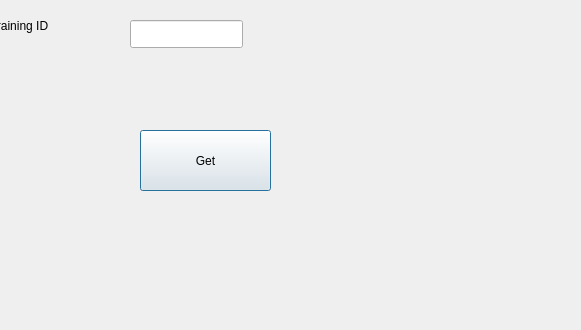
First picture: the form in gettraining.ui, repository YousefKaram5824/Project, before the edit; both pictures show x 100 to 681 and y 270 to 600 of the 800 by 600 pixel window.
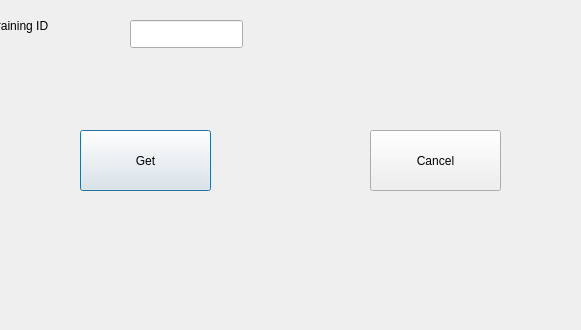
Second picture: the form after the edit. Icons and pictures are not drawn.

Patch:
```diff
--- a/gettraining.ui
+++ b/gettraining.ui
@@ -55,7 +55,7 @@
    <widget class="QPushButton" name="pushButton">
     <property name="geometry">
      <rect>
-      <x>240</x>
+      <x>180</x>
       <y>400</y>
       <width>131</width>
       <height>61</height>
@@ -75,6 +75,19 @@
      </rect>
     </property>
    </widget>
+   <widget class="QPushButton" name="canel">
+    <property name="geometry">
+     <rect>
+      <x>470</x>
+      <y>400</y>
+      <width>131</width>
+      <height>61</height>
+     </rect>
+    </property>
+    <property name="text">
+     <string>Cancel</string>
+    </property>
+   </widget>
   </widget>
  </widget>
  <resources/>
```
